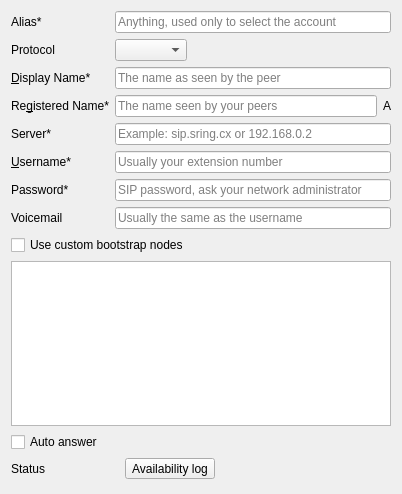
Old version of the form src/conf/account/accountpages/basic.ui in the repository KDE/ring-kde.
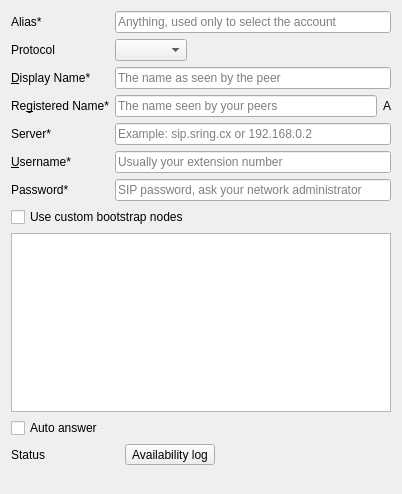
New version of the form. Icons and pictures are not drawn. Custom widgets are drawn as their Qt base class.

Commit message:
cleanup: Remove the mailbox buttons
It isn't useful for anybody. Most, if not all SIP servers
provide either POP or IMAP for the voicemail. Calling the
mailbox can still be done manually, no need for a button
or useless configuration options.

What changed in the file:
```diff
--- a/src/conf/account/accountpages/basic.ui
+++ b/src/conf/account/accountpages/basic.ui
@@ -180,23 +180,6 @@
        </property>
       </widget>
      </item>
-     <item row="7" column="0">
-      <widget class="QLabel" name="label6_mailbox">
-       <property name="text">
-        <string comment="Account voice mail address">Voicemail</string>
-       </property>
-       <property name="buddy">
-        <cstring>lrcfg_mailbox</cstring>
-       </property>
-      </widget>
-     </item>
-     <item row="7" column="1">
-      <widget class="QLineEdit" name="lrcfg_mailbox">
-       <property name="placeholderText">
-        <string>Usually the same as the username</string>
-       </property>
-      </widget>
-     </item>
     </layout>
    </item>
    <item row="1" column="0" colspan="2">
```
The commit also changes 6 other files.
